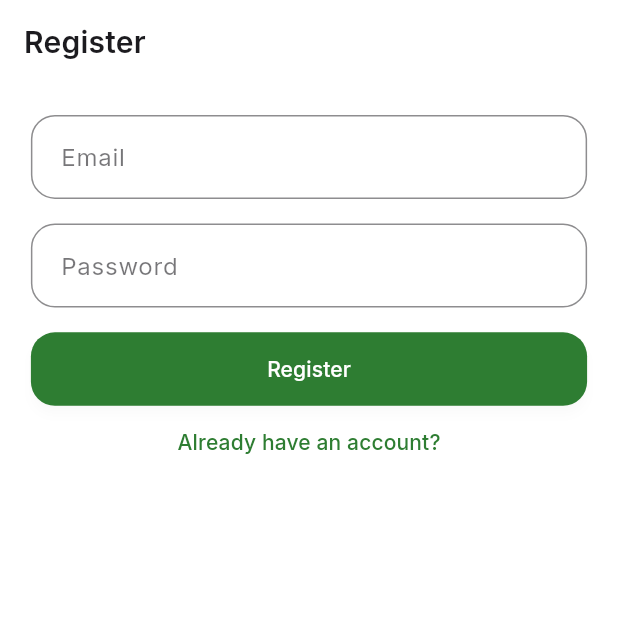
After one commit to idontcare-dotcom/Loop, a Flutter app: the screen it shows after launch, after a tap on "Login", after a tap on "Create an account", on a phone screen of 412 x 824 dp, the top half of it. The commit adds this screen. Run offline on Flutter 3.47's test engine with Material 3 defaults, Android fonts, the phone set to English and light mode, and no system bars; our stand-ins replace cached_network_image, connectivity_plus, flutter_svg, google_fonts, sizer, supabase_flutter; accounts and stored records are empty.

Commit message:
Add authentication screens and service

```diff
--- /dev/null
+++ b/lib/presentation/auth/login_screen.dart
@@ -0,0 +1,97 @@
+import 'package:flutter/material.dart';
+import 'package:sizer/sizer.dart';
+
+import '../../core/app_export.dart';
+import '../../services/auth_service.dart';
+
+class LoginScreen extends StatefulWidget {
+  const LoginScreen({super.key});
+
+  @override
+  State<LoginScreen> createState() => _LoginScreenState();
+}
+
+class _LoginScreenState extends State<LoginScreen> {
+  final _formKey = GlobalKey<FormState>();
+  final TextEditingController _emailController = TextEditingController();
+  final TextEditingController _passwordController = TextEditingController();
+  bool _isLoading = false;
+  String? _errorMessage;
+
+  Future<void> _login() async {
+    if (!_formKey.currentState!.validate()) return;
+    setState(() {
+      _isLoading = true;
+      _errorMessage = null;
+    });
+    try {
+      await AuthService.instance.signIn(
+        _emailController.text.trim(),
+        _passwordController.text.trim(),
+      );
+      if (mounted) {
+        Navigator.pushReplacementNamed(context, AppRoutes.homeDashboard);
+      }
+    } on AuthException catch (e) {
+      setState(() => _errorMessage = e.message);
+    } catch (e) {
+      setState(() => _errorMessage = e.toString());
+    } finally {
+      if (mounted) setState(() => _isLoading = false);
+    }
+  }
+
+  @override
+  Widget build(BuildContext context) {
+    return Scaffold(
+      appBar: AppBar(title: const Text('Login')),
+      body: Padding(
+        padding: EdgeInsets.all(5.w),
+        child: Form(
+          key: _formKey,
+          child: Column(
+            crossAxisAlignment: CrossAxisAlignment.stretch,
+            children: [
+              TextFormField(
+                controller: _emailController,
+                decoration: const InputDecoration(labelText: 'Email'),
+                keyboardType: TextInputType.emailAddress,
+                validator: (value) =>
+                    value == null || value.isEmpty ? 'Enter email' : null,
+              ),
+              SizedBox(height: 2.h),
+              TextFormField(
+                controller: _passwordController,
+                decoration: const InputDecoration(labelText: 'Password'),
+                obscureText: true,
+                validator: (value) =>
+                    value == null || value.isEmpty ? 'Enter password' : null,
+              ),
+              SizedBox(height: 2.h),
+              if (_errorMessage != null) ...[
+                Text(
+                  _errorMessage!,
+                  style: AppTheme.errorTextStyle(isLight: true),
+                ),
+                SizedBox(height: 2.h),
+              ],
+              ElevatedButton(
+                onPressed: _isLoading ? null : _login,
+                child: _isLoading
+                    ? const CircularProgressIndicator()
+                    : const Text('Login'),
+              ),
+              TextButton(
+                onPressed: () {
+                  Navigator.pushReplacementNamed(
+                      context, AppRoutes.register);
+                },
+                child: const Text('Create an account'),
+              ),
+            ],
+          ),
+        ),
+      ),
+    );
+  }
+}
--- /dev/null
+++ b/lib/presentation/auth/register_screen.dart
@@ -0,0 +1,96 @@
+import 'package:flutter/material.dart';
+import 'package:sizer/sizer.dart';
+
+import '../../core/app_export.dart';
+import '../../services/auth_service.dart';
+
+class RegisterScreen extends StatefulWidget {
+  const RegisterScreen({super.key});
+
+  @override
+  State<RegisterScreen> createState() => _RegisterScreenState();
+}
+
+class _RegisterScreenState extends State<RegisterScreen> {
+  final _formKey = GlobalKey<FormState>();
+  final TextEditingController _emailController = TextEditingController();
+  final TextEditingController _passwordController = TextEditingController();
+  bool _isLoading = false;
+  String? _errorMessage;
+
+  Future<void> _register() async {
+    if (!_formKey.currentState!.validate()) return;
+    setState(() {
+      _isLoading = true;
+      _errorMessage = null;
+    });
+    try {
+      await AuthService.instance.signUp(
+        _emailController.text.trim(),
+        _passwordController.text.trim(),
+      );
+      if (mounted) {
+        Navigator.pushReplacementNamed(context, AppRoutes.homeDashboard);
+      }
+    } on AuthException catch (e) {
+      setState(() => _errorMessage = e.message);
+    } catch (e) {
+      setState(() => _errorMessage = e.toString());
+    } finally {
+      if (mounted) setState(() => _isLoading = false);
+    }
+  }
+
+  @override
+  Widget build(BuildContext context) {
+    return Scaffold(
+      appBar: AppBar(title: const Text('Register')),
+      body: Padding(
+        padding: EdgeInsets.all(5.w),
+        child: Form(
+          key: _formKey,
+          child: Column(
+            crossAxisAlignment: CrossAxisAlignment.stretch,
+            children: [
+              TextFormField(
+                controller: _emailController,
+                decoration: const InputDecoration(labelText: 'Email'),
+                keyboardType: TextInputType.emailAddress,
+                validator: (value) =>
+                    value == null || value.isEmpty ? 'Enter email' : null,
+              ),
+              SizedBox(height: 2.h),
+              TextFormField(
+                controller: _passwordController,
+                decoration: const InputDecoration(labelText: 'Password'),
+                obscureText: true,
+                validator: (value) =>
+                    value == null || value.isEmpty ? 'Enter password' : null,
+              ),
+              SizedBox(height: 2.h),
+              if (_errorMessage != null) ...[
+                Text(
+                  _errorMessage!,
+                  style: AppTheme.errorTextStyle(isLight: true),
+                ),
+                SizedBox(height: 2.h),
+              ],
+              ElevatedButton(
+                onPressed: _isLoading ? null : _register,
+                child: _isLoading
+                    ? const CircularProgressIndicator()
+                    : const Text('Register'),
+              ),
+              TextButton(
+                onPressed: () {
+                  Navigator.pushReplacementNamed(context, AppRoutes.login);
+                },
+                child: const Text('Already have an account?'),
+              ),
+            ],
+          ),
+        ),
+      ),
+    );
+  }
+}
--- a/lib/presentation/splash_screen/splash_screen.dart
+++ b/lib/presentation/splash_screen/splash_screen.dart
@@ -3,6 +3,7 @@ import 'package:flutter/services.dart';
 import 'package:sizer/sizer.dart';
 
 import '../../core/app_export.dart';
+import '../../services/auth_service.dart';
 import './widgets/background_gradient_widget.dart';
 import './widgets/loading_indicator_widget.dart';
 import './widgets/logo_animation_widget.dart';
@@ -75,6 +76,7 @@ class _SplashScreenState extends State<SplashScreen>
     try {
       // Hide system UI for immersive experience
       SystemChrome.setEnabledSystemUIMode(SystemUiMode.immersiveSticky);
+      await AuthService.instance.init();
 
       // Simulate app initialization tasks
       await _performInitializationTasks();
@@ -124,8 +126,9 @@ class _SplashScreenState extends State<SplashScreen>
       if (mounted) {
         // Navigate based on authentication status
         final bool isAuthenticated = await _checkAuthenticationStatus();
-        final String nextRoute =
-            isAuthenticated ? '/home-dashboard' : '/home-dashboard';
+        final String nextRoute = isAuthenticated
+            ? AppRoutes.homeDashboard
+            : AppRoutes.login;
 
         Navigator.pushReplacementNamed(context, nextRoute);
       }
@@ -133,9 +136,7 @@ class _SplashScreenState extends State<SplashScreen>
   }
 
   Future<bool> _checkAuthenticationStatus() async {
-    // Mock authentication check
-    await Future.delayed(const Duration(milliseconds: 200));
-    return true; // For demo purposes, assume user is authenticated
+    return AuthService.instance.isSignedIn;
   }
 
   void _retryInitialization() {
--- a/lib/routes/app_routes.dart
+++ b/lib/routes/app_routes.dart
@@ -5,6 +5,8 @@ import '../presentation/leaderboard/leaderboard.dart';
 import '../presentation/live_scoring/live_scoring.dart';
 import '../presentation/user_profile/user_profile.dart';
 import '../presentation/schedule_round/schedule_round.dart';
+import '../presentation/auth/login_screen.dart';
+import '../presentation/auth/register_screen.dart';
 
 class AppRoutes {
   static const String initial = '/';
@@ -14,6 +16,8 @@ class AppRoutes {
   static const String liveScoring = '/live-scoring';
   static const String leaderboard = '/leaderboard';
   static const String userProfile = '/user-profile';
+  static const String login = '/login';
+  static const String register = '/register';
 
   static Map<String, WidgetBuilder> routes = {
     initial: (context) => const SplashScreen(),
@@ -23,5 +27,7 @@ class AppRoutes {
     liveScoring: (context) => const LiveScoring(),
     leaderboard: (context) => const Leaderboard(),
     userProfile: (context) => const UserProfile(),
+    login: (context) => const LoginScreen(),
+    register: (context) => const RegisterScreen(),
   };
 }
--- /dev/null
+++ b/lib/services/auth_service.dart
@@ -0,0 +1,43 @@
+import 'dart:convert';
+import 'package:flutter/services.dart' show rootBundle;
+import 'package:supabase_flutter/supabase_flutter.dart';
+
+class AuthService {
+  AuthService._();
+  static final AuthService instance = AuthService._();
+
+  late final SupabaseClient _client;
+
+  Future<void> init() async {
+    if (Supabase.instance.isInitialized) {
+      _client = Supabase.instance.client;
+      return;
+    }
+    final data = await rootBundle.loadString('env.json');
+    final Map<String, dynamic> env = json.decode(data);
+    await Supabase.initialize(
+      url: env['SUPABASE_URL'] as String,
+      anonKey: env['SUPABASE_ANON_KEY'] as String,
+    );
+    _client = Supabase.instance.client;
+  }
+
+  SupabaseClient get client => _client;
+
+  bool get isSignedIn => _client.auth.currentSession != null;
+
+  Future<AuthResponse> signIn(String email, String password) {
+    return _client.auth.signInWithPassword(
+      email: email,
+      password: password,
+    );
+  }
+
+  Future<AuthResponse> signUp(String email, String password) {
+    return _client.auth.signUp(email: email, password: password);
+  }
+
+  Future<void> signOut() async {
+    await _client.auth.signOut();
+  }
+}
--- a/pubspec.yaml
+++ b/pubspec.yaml
@@ -16,6 +16,7 @@ dependencies:
   fl_chart: ^0.65.0
   google_fonts: ^6.1.0
   web: any
+  supabase_flutter: ^2.0.2
 dev_dependencies:
   flutter_test:
     sdk: flutter
@@ -25,3 +26,4 @@ flutter:
   assets:
     - assets/
     - assets/images/
+    - env.json
```
